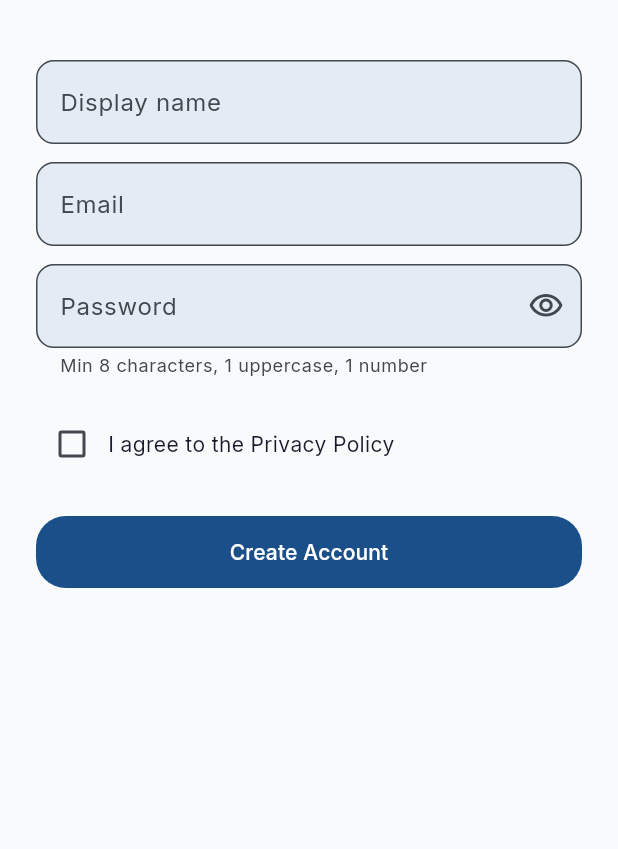
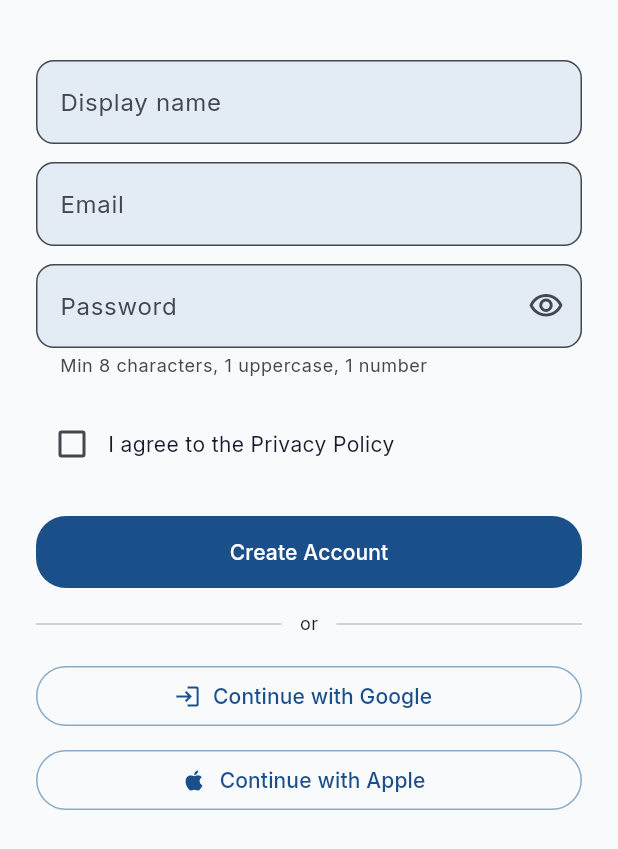
Before and after one commit to bikasantonis/rated-tennis, a Flutter app: the _RegisterTab widget shown alone on an empty page, opened directly, on a phone screen of 412 x 824 dp. Shown: the top 849 px of the screen. Run offline on Flutter 3.47's test engine with Material 3 defaults, Android fonts, the phone set to English and light mode, and no system bars; our stand-ins replace flutter_riverpod, freezed_annotation, go_router, google_fonts, riverpod_annotation, sentry_flutter and 3 more; missing offline and left inert: onesignal_flutter; accounts and stored records are empty; generated files the repository leaves out were written again; network calls fail.

Commit message:
Fix auth: Google web redirect, hide Apple on web, OAuth on register tab
- Google signInWithOAuth now passes redirectTo: Uri.base.origin on web
- Apple Sign-In guarded with kIsWeb to prevent crash in Chrome
- Register tab gains Google (and Apple on native) OAuth buttons

Co-Authored-By: Claude Sonnet 4.6 <noreply@anthropic.com>

```diff
--- a/lib/screens/auth/login_screen.dart
+++ b/lib/screens/auth/login_screen.dart
@@ -1,3 +1,4 @@
+import 'package:flutter/foundation.dart';
 import 'package:flutter/material.dart';
 import 'package:flutter_riverpod/flutter_riverpod.dart';
 
@@ -148,12 +149,14 @@ class _LoginTabState extends ConsumerState<_LoginTab> {
               icon: const Icon(Icons.login),
               label: Text(l.loginContinueGoogle),
             ),
+            if (!kIsWeb) ...[
               const SizedBox(height: 8),
               OutlinedButton.icon(
                 onPressed: isLoading ? null : _signInWithApple,
                 icon: const Icon(Icons.apple),
                 label: Text(l.loginContinueApple),
               ),
+            ],
           ],
         ),
       ),
@@ -318,10 +321,36 @@ class _RegisterTabState extends ConsumerState<_RegisterTab> {
                     )
                   : Text(l.actionCreateAccount),
             ),
+            const SizedBox(height: 16),
+            const _Divider(),
+            const SizedBox(height: 16),
+            OutlinedButton.icon(
+              onPressed: isLoading ? null : _registerWithGoogle,
+              icon: const Icon(Icons.login),
+              label: Text(l.loginContinueGoogle),
+            ),
+            if (!kIsWeb) ...[
+              const SizedBox(height: 8),
+              OutlinedButton.icon(
+                onPressed: isLoading ? null : _registerWithApple,
+                icon: const Icon(Icons.apple),
+                label: Text(l.loginContinueApple),
+              ),
+            ],
           ],
         ),
       ),
     );
+  }
+
+  Future<void> _registerWithGoogle() async {
+    await ref.read(authActionsProvider.notifier).signInWithGoogle();
+    _showResultMessage();
+  }
+
+  Future<void> _registerWithApple() async {
+    await ref.read(authActionsProvider.notifier).signInWithApple();
+    _showResultMessage();
   }
 }
 
```
Also changed, not shown: lib/providers/auth_provider.dart (+11 -3 lines), 1 other file. Lines whose indentation alone changed are shown as unchanged.
